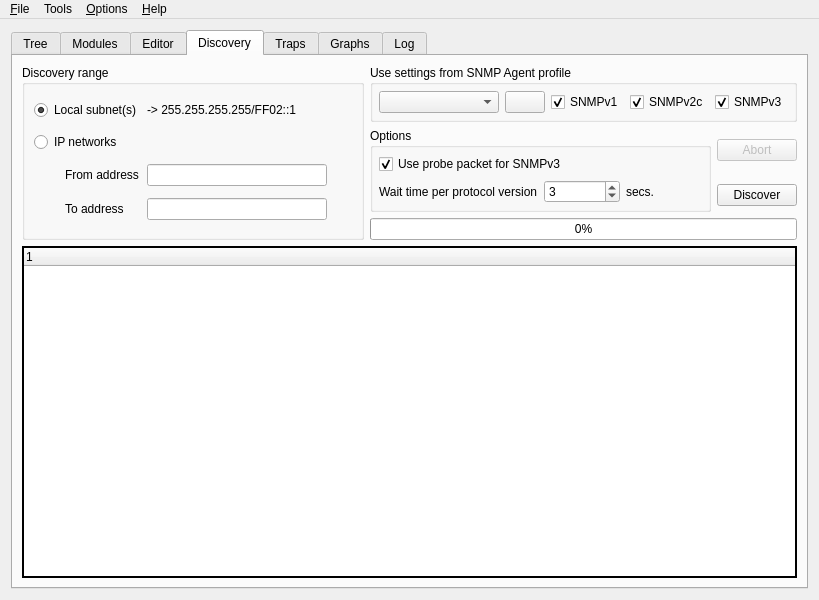
Above: app/mainw.ui from jumoog/snmpb before the change. Below: the same form after it.
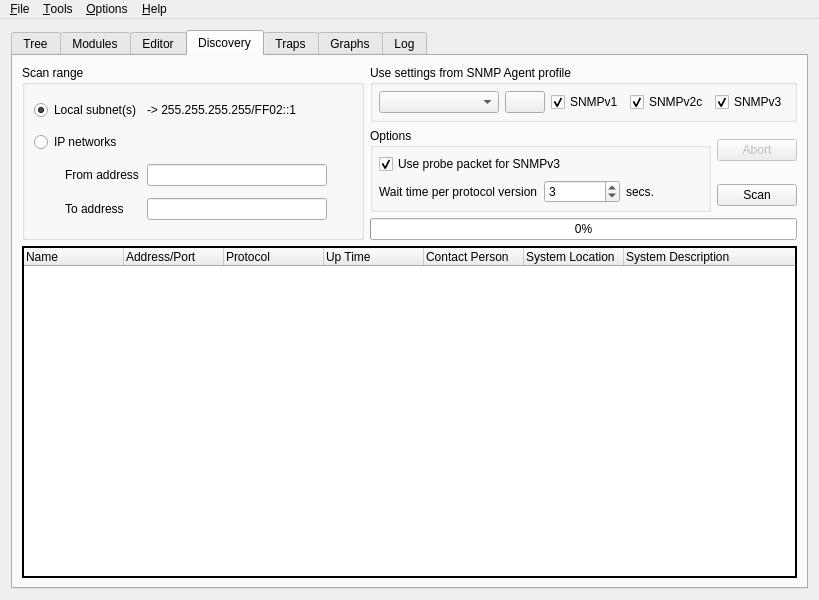
That is the form after the change. The open tabs and pages were chosen to show the change. Icons and pictures are not drawn. Custom widgets are drawn as their Qt base class.

The edit to the form file:
```diff
--- a/app/mainw.ui
+++ b/app/mainw.ui
@@ -992,7 +992,7 @@
         <item row="0" column="0" rowspan="4">
          <widget class="QGroupBox" name="DiscoveryRange">
           <property name="title">
-           <string>Discovery range</string>
+           <string>Scan range</string>
           </property>
           <layout class="QGridLayout">
            <property name="leftMargin">
@@ -1144,9 +1144,42 @@
           <property name="rootIsDecorated">
            <bool>false</bool>
           </property>
+          <property name="columnCount">
+           <number>7</number>
+          </property>
           <column>
            <property name="text">
-            <string>1</string>
+            <string>Name</string>
+           </property>
+          </column>
+          <column>
+           <property name="text">
+            <string>Address/Port</string>
+           </property>
+          </column>
+          <column>
+           <property name="text">
+            <string>Protocol</string>
+           </property>
+          </column>
+          <column>
+           <property name="text">
+            <string>Up Time</string>
+           </property>
+          </column>
+          <column>
+           <property name="text">
+            <string>Contact Person</string>
+           </property>
+          </column>
+          <column>
+           <property name="text">
+            <string>System Location</string>
+           </property>
+          </column>
+          <column>
+           <property name="text">
+            <string>System Description</string>
            </property>
           </column>
          </widget>
@@ -1176,7 +1209,7 @@
            </sizepolicy>
           </property>
           <property name="text">
-           <string>Discover</string>
+           <string>Scan</string>
           </property>
          </widget>
         </item>
@@ -1793,7 +1826,7 @@
    </widget>
    <widget class="QMenu" name="menuTools">
     <property name="title">
-     <string>Tools</string>
+     <string>&amp;Tools</string>
     </property>
     <addaction name="actionGotoLine"/>
     <addaction name="separator"/>
```
Left out of the diff: 50 changed lines with no effect on the pictures.
